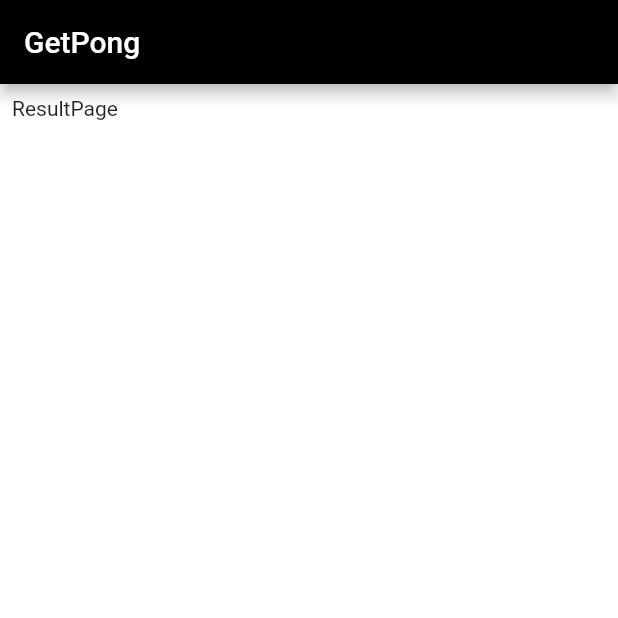
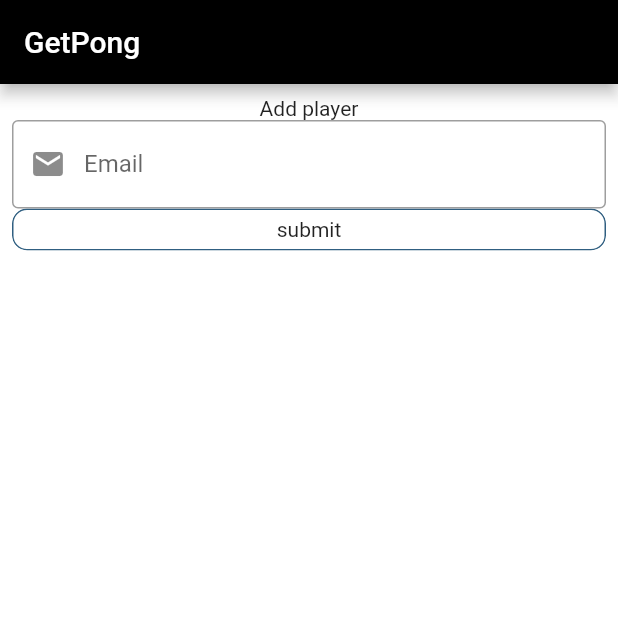
Before and after one commit to getitnordic/get-pong-mono, a Flutter app: the screen it shows after launch, on a phone screen of 412 x 824 dp, the top half of it. Run offline on Flutter 3.47's test engine with Material 2 defaults, Android fonts, the light colour scheme and no system bars; our stand-ins replace google_fonts; Roboto replaces fonts that are missing (Goldman).

Commit message:
add textField

```diff
--- a/app/lib/my_app.dart
+++ b/app/lib/my_app.dart
@@ -1,8 +1,5 @@
 import 'package:flutter/material.dart';
-import 'package:get_pong/src/Presentation/pages/home/home_page.dart';
 import 'package:get_pong/src/presentation/pages/pages.dart';
-import 'package:get_pong/src/presentation/pages/playerList/player_list_page.dart';
-
 import 'config/themes/my_theme.dart';
 // <<<<<<< HEAD
 // import 'package:get_pong/src/Presentation/pages/home/home_page.dart';
@@ -20,7 +17,7 @@ class MyApp extends StatelessWidget {
     return MaterialApp(
       title: 'Flutter Demo',
       theme: themeData,
-      home: const ResultPage(),
+      home: const AddPlayer(),
     );
   }
 }
--- a/app/lib/src/Presentation/pages/pages.dart
+++ b/app/lib/src/Presentation/pages/pages.dart
@@ -1,3 +1,4 @@
 export 'home/home_page.dart';
 export 'playerList/player_list_page.dart';
 export 'result/result_page.dart';
+export 'playerList/add_player.dart';
--- /dev/null
+++ b/app/lib/src/Presentation/pages/playerList/add_player.dart
@@ -0,0 +1,75 @@
+import 'package:flutter/material.dart';
+import 'package:get_pong/src/presentation/widgets/widgets.dart';
+
+class AddPlayer extends StatefulWidget {
+  const AddPlayer({Key? key}) : super(key: key);
+
+  @override
+  State<AddPlayer> createState() => _AddPlayerState();
+}
+
+class _AddPlayerState extends State<AddPlayer> {
+  final _formKey = GlobalKey<FormState>();
+  final emailController = TextEditingController();
+
+  /// som useeffect ////
+  @override
+  void initState() {
+    super.initState();
+    print('init olof');
+    emailController.addListener(() => setState(() {}));
+  }
+//// lägg till dispose
+
+  @override
+  void dispose() {
+    // TODO: implement dispose
+    super.dispose();
+    print('dispose olof');
+    emailController.dispose();
+  }
+
+  @override
+  Widget build(BuildContext context) {
+    print('rebuild');
+    return MyKeyboardUnfocus(
+      child: Scaffold(
+        appBar: AppBar(title: Text('GetPong')),
+        body: Padding(
+            padding: const EdgeInsets.all(8.0),
+            child: Form(
+              key: _formKey,
+              child: Column(
+                children: <Widget>[
+                  Text('Add player'),
+                  buildEmail(),
+                  MyBigButton(
+                    buttonText: 'submit',
+                  )
+                ],
+              ),
+            )),
+      ),
+    );
+  }
+
+  Widget buildEmail() => TextField(
+        controller: emailController,
+        decoration: InputDecoration(
+          border: OutlineInputBorder(),
+          prefixIcon: Icon(Icons.mail),
+          suffixIcon: emailController.text.isEmpty
+              ? Container(
+                  width: 0,
+                )
+              : IconButton(
+                  icon: Icon(Icons.close),
+                  onPressed: () => emailController.clear(),
+                ),
+          labelText: 'Email',
+          hintText: 'name@example.com',
+        ),
+        keyboardType: TextInputType.emailAddress,
+        textInputAction: TextInputAction.done,
+      );
+}
--- /dev/null
+++ b/app/lib/src/Presentation/widgets/my_keyboard_unfocus.dart
@@ -0,0 +1,26 @@
+import 'package:flutter/material.dart';
+
+class MyKeyboardUnfocus extends StatelessWidget {
+  final Widget child;
+
+  const MyKeyboardUnfocus({Key? key, required this.child}) : super(key: key);
+  @override
+  Widget build(BuildContext context) {
+    return GestureDetector(
+      onVerticalDragEnd: (DragEndDetails details) {
+        if (details.velocity.pixelsPerSecond.dx.abs() > 100) {
+          popKeyboard(context);
+        }
+      },
+      onTap: () => popKeyboard(context),
+      child: child,
+    );
+  }
+
+  void popKeyboard(BuildContext context) {
+    final FocusScopeNode currentScope = FocusScope.of(context);
+    if (!currentScope.hasPrimaryFocus && currentScope.hasFocus) {
+      FocusManager.instance.primaryFocus?.unfocus();
+    }
+  }
+}
--- a/app/lib/src/Presentation/widgets/widgets.dart
+++ b/app/lib/src/Presentation/widgets/widgets.dart
@@ -2,3 +2,4 @@ export 'my_bottom_bar.dart';
 export 'my_big_button.dart';
 export 'my_player_avatar.dart';
 export 'my_vs_devider.dart';
+export 'my_keyboard_unfocus.dart';
```
